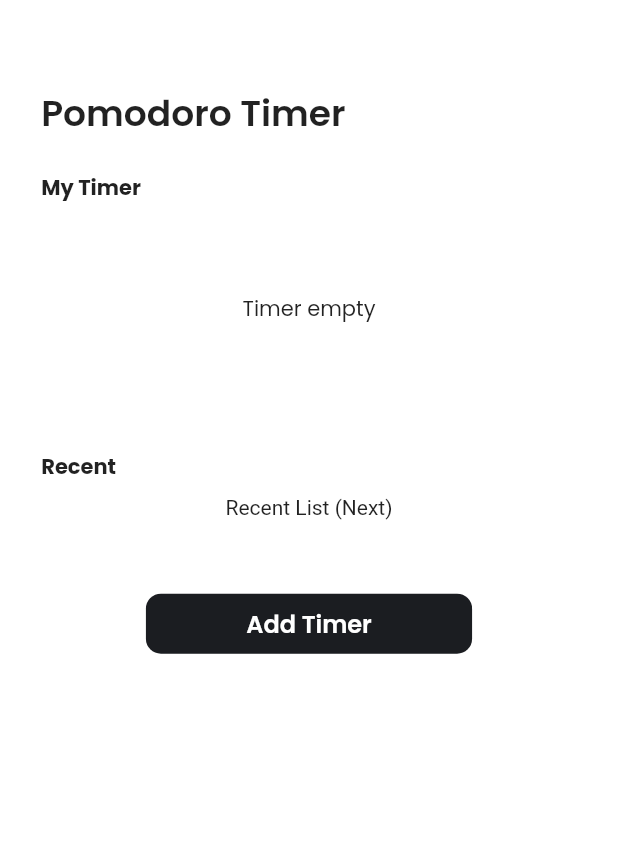
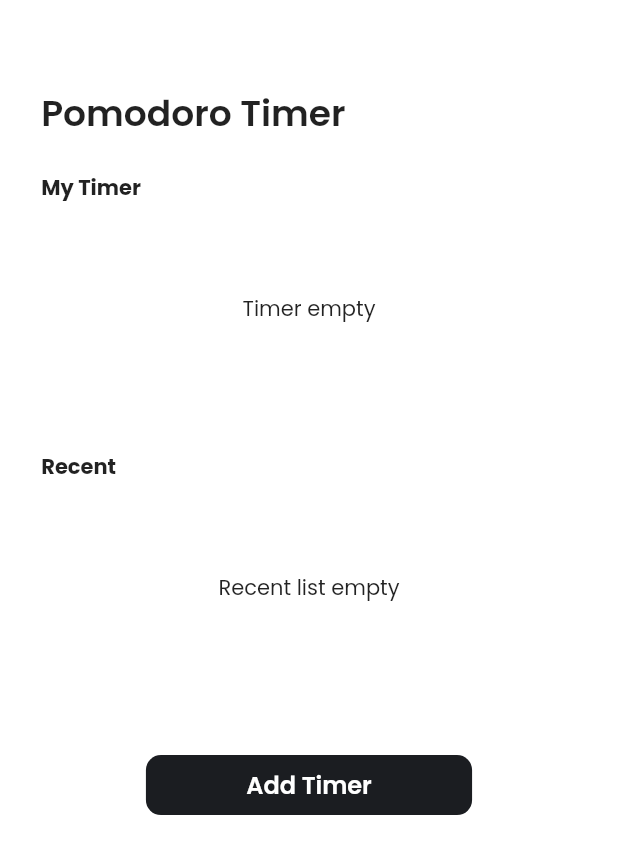
Before and after one commit to mayudevID/bloom, a Flutter app: the PomodoroPageContent screen opened directly, on a phone screen of 412 x 824 dp. Shown: the top 854 px of the screen. Run offline on Flutter 3.47's test engine with Material 2 defaults, Android fonts, the phone set to English and light mode, and no system bars; our stand-ins replace awesome_notifications, bloc, cached_network_image, carousel_slider, cloud_firestore, connectivity_plus and 16 more; missing offline and left inert: flow_builder, flutter_facebook_auth; accounts and stored records are empty.

Commit message:
pomodoro recent fix + bloc

```diff
--- a/lib/core/routes/app_route.dart
+++ b/lib/core/routes/app_route.dart
@@ -1,3 +1,4 @@
+import 'package:bloom/features/todolist/presentation/pages/todolist_history_page.dart';
 import 'package:flutter/material.dart';
 import '../../features/authentication/presentation/pages/create_account_page.dart';
 import '../../features/authentication/presentation/pages/edit_profile_page.dart';
@@ -63,8 +64,8 @@ class AppRoute {
         return MaterialPageRoute(builder: (_) => const ProfilePage());
       case RouteName.EDITPROFILE:
         return MaterialPageRoute(builder: (_) => const EditProfilePage());
-      //case RouteName.TASKHISTORY:
-      //  return MaterialPageRoute(builder: (_) => TaskHistoryPage());
+      case RouteName.TASKHISTORY:
+        return MaterialPageRoute(builder: (_) => const ToDoListHistoryPage());
       //case RouteName.STATISTICS:
       //  return MaterialPageRoute(builder: (_) => StatisticsPage());
       default:
--- a/lib/features/authentication/presentation/pages/profile_page.dart
+++ b/lib/features/authentication/presentation/pages/profile_page.dart
@@ -251,7 +251,9 @@ class ProfilePageContent extends StatelessWidget {
             ),
             SizedBox(height: getHeight(8, context)),
             GestureDetector(
-              onTap: () {},
+              onTap: () {
+                Navigator.of(context).pushNamed(RouteName.TASKHISTORY);
+              },
               child: Container(
                 height: getHeight(48, context),
                 decoration: BoxDecoration(
--- a/lib/features/home/pages/home_page.dart
+++ b/lib/features/home/pages/home_page.dart
@@ -12,6 +12,7 @@ import '../../habit/data/models/habit_model.dart';
 import '../../habit/presentation/bloc/habit_overview/habits_overview_bloc.dart';
 import '../../habit/presentation/widgets/habit_widget.dart';
 import '../../todolist/data/models/task_model.dart';
+import '../../todolist/domain/todos_history_repository.dart';
 import '../../todolist/domain/todos_repository.dart';
 import '../../todolist/presentation/bloc/todos_overview/todos_overview_bloc.dart';
 import '../../todolist/presentation/widgets/task_widget.dart';
@@ -26,6 +27,7 @@ class HomePage extends StatelessWidget {
         BlocProvider(
           create: (context) => TodosOverviewBloc(
             todosRepository: context.read<TodosRepository>(),
+            todosHistoryRepository: context.read<TodosHistoryRepository>(),
             localUserDataRepository: context.read<LocalUserDataRepository>(),
           )..add(
               const TodosOverviewSubscriptionRequested(),
--- a/lib/features/pomodoro/data/models/pomodoro_model.dart
+++ b/lib/features/pomodoro/data/models/pomodoro_model.dart
@@ -29,6 +29,13 @@ class PomodoroModel {
     );
   }
 
+  static final empty = PomodoroModel(
+    title: '',
+    session: 0,
+    pomodoroId: 0,
+    durationMinutes: 0,
+  );
+
   factory PomodoroModel.fromJson(Map<String, dynamic> json) =>
       _$PomodoroModelFromJson(json);
 
--- a/lib/features/pomodoro/data/repositories/pomodoros_api.dart
+++ b/lib/features/pomodoro/data/repositories/pomodoros_api.dart
@@ -3,7 +3,9 @@ import '../../../pomodoro/data/models/pomodoro_model.dart';
 abstract class PomodorosApi {
   const PomodorosApi();
   Stream<List<PomodoroModel>> getPomodoros();
+  Stream<PomodoroModel> getRecentList();
   Future<void> savePomodoro(PomodoroModel pomodoroModel);
+  Future<void> saveRecentList(PomodoroModel pomodoroModel);
   Future<void> deletePomodoro(String id);
   Future<int> clearCompleted();
   Future<int> completeAll({required bool isCompleted});
--- a/lib/features/pomodoro/domain/pomodoros_repository.dart
+++ b/lib/features/pomodoro/domain/pomodoros_repository.dart
@@ -9,6 +9,7 @@ class PomodorosRepository {
   final PomodorosApi _pomodorosApi;
 
   Stream<List<PomodoroModel>> getPomodoros() => _pomodorosApi.getPomodoros();
+  Stream<PomodoroModel> getRecentList() => _pomodorosApi.getRecentList();
   Future<void> savePomodoro(PomodoroModel pomodoro) =>
       _pomodorosApi.savePomodoro(pomodoro);
   Future<void> deletePomodoro(String id) => _pomodorosApi.deletePomodoro(id);
--- a/lib/features/pomodoro/presentation/pages/pomodoro_page.dart
+++ b/lib/features/pomodoro/presentation/pages/pomodoro_page.dart
@@ -17,7 +17,9 @@ class PomodoroPage extends StatelessWidget {
     return BlocProvider(
       create: (context) => PomodorosOverviewBloc(
         pomodorosRepository: context.read<PomodorosRepository>(),
-      )..add(const PomodorosOverviewSubscriptionRequested()),
+      )..add(
+          const PomodorosOverviewSubscriptionRequested(),
+        ),
       child: PomodoroPageContent(),
     );
   }
@@ -175,7 +177,20 @@ class PomodoroPageContent extends StatelessWidget {
             ),
           ),
           SizedBox(height: getHeight(8, context)),
-          Center(child: Text("Recent List (Next)")),
+          Center(
+            child: SizedBox(
+              height: getHeight(120, context),
+              child: const Center(
+                child: Text(
+                  'Recent list empty',
+                  style: TextStyle(
+                    fontFamily: "Poppins",
+                    fontSize: 14,
+                  ),
+                ),
+              ),
+            ),
+          ),
           SizedBox(height: getHeight(48, context)),
           GestureDetector(
             onTap: () => _addTimerDialog(),
--- a/lib/features/todolist/presentation/bloc/todos_overview/todos_overview_bloc.dart
+++ b/lib/features/todolist/presentation/bloc/todos_overview/todos_overview_bloc.dart
@@ -2,6 +2,8 @@ import 'package:bloc/bloc.dart';
 import 'package:bloom/features/authentication/data/models/user_data.dart';
 import 'package:bloom/features/authentication/data/repositories/local_auth_repository.dart';
 import 'package:bloom/features/todolist/data/models/task_model.dart';
+import 'package:bloom/features/todolist/data/repositories/todo_history/todos_history_api.dart';
+import 'package:bloom/features/todolist/domain/todos_history_repository.dart';
 import 'package:equatable/equatable.dart';
 
 import '../../../domain/todos_repository.dart';
@@ -12,8 +14,10 @@ part 'todos_overview_state.dart';
 class TodosOverviewBloc extends Bloc<TodosOverviewEvent, TodosOverviewState> {
   TodosOverviewBloc(
       {required TodosRepository todosRepository,
+      required TodosHistoryRepository todosHistoryRepository,
       required LocalUserDataRepository localUserDataRepository})
       : _todosRepository = todosRepository,
+        _todosHistoryRepository = todosHistoryRepository,
         _localUserDataRepository = localUserDataRepository,
         super(TodosOverviewState()) {
     on<TodosOverviewSubscriptionRequested>(_onSubscriptionRequested);
@@ -26,6 +30,7 @@ class TodosOverviewBloc extends Bloc<TodosOverviewEvent, TodosOverviewState> {
   }
 
   final TodosRepository _todosRepository;
+  final TodosHistoryRepository _todosHistoryRepository;
   final LocalUserDataRepository _localUserDataRepository;
 
   Future<void> _onSubscriptionRequested(
@@ -76,6 +81,7 @@ class TodosOverviewBloc extends Bloc<TodosOverviewEvent, TodosOverviewState> {
   ) async {
     emit(state.copyWith(lastDeletedTodo: () => event.todo));
     await _todosRepository.deleteTodo(event.todo.taskId.toString());
+    await _todosHistoryRepository.saveTodo(event.todo);
   }
 
   Future<void> _onUndoDeletionRequested(
--- a/lib/features/todolist/presentation/pages/todolist_page.dart
+++ b/lib/features/todolist/presentation/pages/todolist_page.dart
@@ -9,6 +9,7 @@ import '../../../../core/utils/theme.dart';
 import '../../../authentication/data/repositories/local_auth_repository.dart';
 import '../../../habit/presentation/widgets/calendar_widget/calendar_widget.dart';
 import '../../data/models/task_model.dart';
+import '../../domain/todos_history_repository.dart';
 import '../bloc/todos_overview/todos_overview_bloc.dart';
 import '../widgets/task_widget.dart';
 
@@ -20,6 +21,7 @@ class ToDoListPage extends StatelessWidget {
     return BlocProvider(
       create: (context) => TodosOverviewBloc(
         todosRepository: context.read<TodosRepository>(),
+        todosHistoryRepository: context.read<TodosHistoryRepository>(),
         localUserDataRepository: context.read<LocalUserDataRepository>(),
       )..add(
           const TodosOverviewSubscriptionRequested(),
```
Also changed, not shown: lib/core/utils/notification_stream.dart (+2 -8 lines), lib/features/pomodoro/data/repositories/local_storage_pomodoros_api.dart (+28 -0 lines), lib/features/pomodoro/presentation/bloc/pomodoro_recent/pomodoro_recent_event.dart (+8 -4 lines), lib/features/todolist/presentation/pages/todolist_history_page.dart (+11 -1 lines), lib/features/todolist/presentation/bloc/todos_history/todos_history_bloc.dart (renamed from lib/features/todolist/presentation/bloc/bloc/todos_history_bloc.dart), lib/features/todolist/presentation/bloc/todos_history/todos_history_event.dart (renamed from lib/features/todolist/presentation/bloc/bloc/todos_history_event.dart), lib/features/todolist/presentation/bloc/todos_history/todos_history_state.dart (renamed from lib/features/todolist/presentation/bloc/bloc/todos_history_state.dart).
